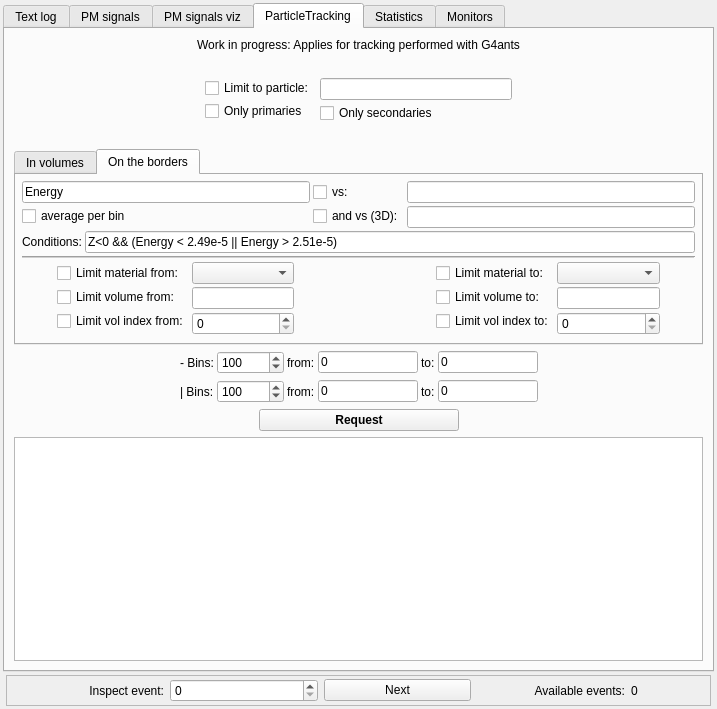
Qt form src/gui/outputwindow.ui (andrmor/ANTS2) before a commit.
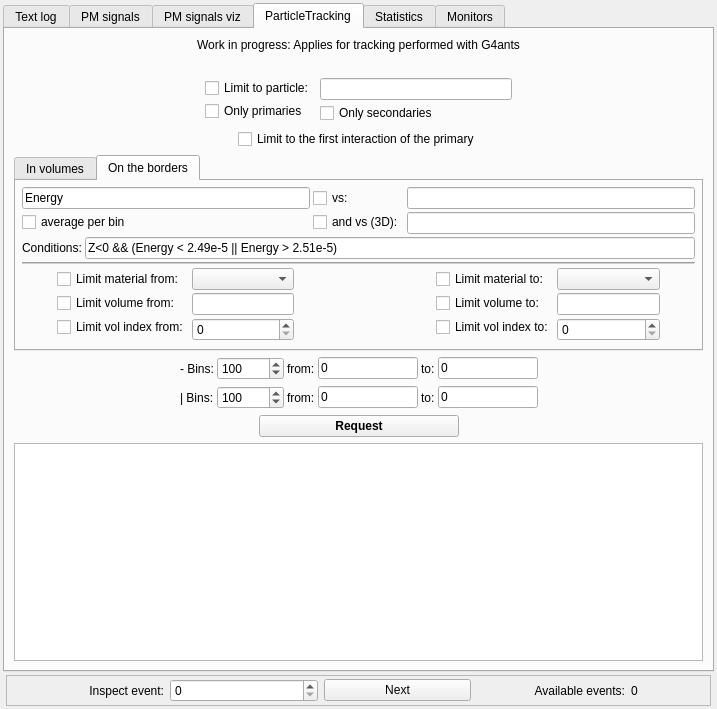
The same form after that commit.

Diff of the .ui file:
```diff
--- a/src/gui/outputwindow.ui
+++ b/src/gui/outputwindow.ui
@@ -845,6 +845,13 @@
             </property>
            </spacer>
           </item>
+          <item>
+           <widget class="QCheckBox" name="cbPTHistLimitToFirst">
+            <property name="text">
+             <string>Limit to the first interaction of the primary</string>
+            </property>
+           </widget>
+          </item>
           <item>
            <spacer name="horizontalSpacer_17">
             <property name="orientation">
```
